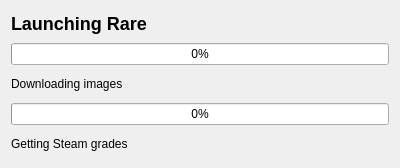
Before: the Qt Designer form rare/ui/components/dialogs/launch_dialog.ui in RareDevs/Rare, drawn with Qt 5.
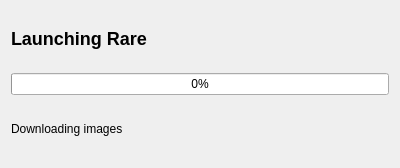
After: the same form once the commit is applied.

Commit message: Update steam ratings (Only update if need)

```diff
--- a/rare/ui/components/dialogs/launch_dialog.ui
+++ b/rare/ui/components/dialogs/launch_dialog.ui
@@ -35,20 +35,6 @@
      </property>
     </widget>
    </item>
-   <item>
-    <widget class="QProgressBar" name="steam_prog_bar">
-     <property name="value">
-      <number>0</number>
-     </property>
-    </widget>
-   </item>
-   <item>
-    <widget class="QLabel" name="steam_info">
-     <property name="text">
-      <string>Getting Steam grades</string>
-     </property>
-    </widget>
-   </item>
   </layout>
  </widget>
  <resources/>
```
The commit also changes 8 other files.
